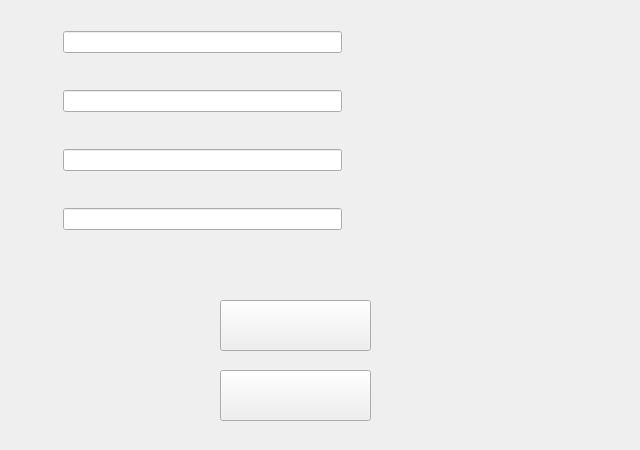
amirtosson/MGAConnect, file MGAWithSQL/dbconnectform.ui: the form before one commit.
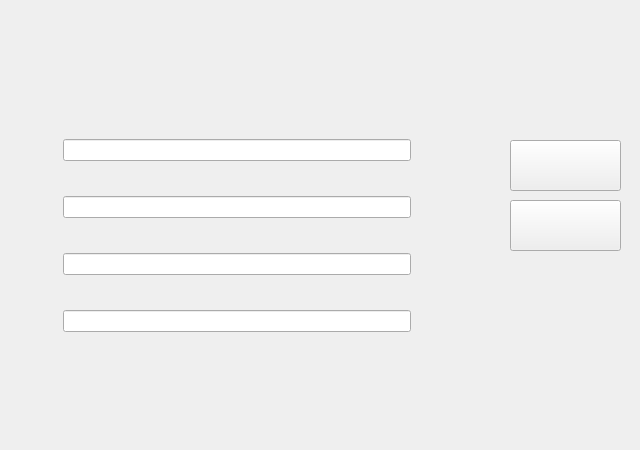
The form after the commit.

Diff of the .ui file:
```diff
--- a/MGAWithSQL/dbconnectform.ui
+++ b/MGAWithSQL/dbconnectform.ui
@@ -10,19 +10,37 @@
     <height>450</height>
    </rect>
   </property>
+  <property name="sizePolicy">
+   <sizepolicy hsizetype="Expanding" vsizetype="Expanding">
+    <horstretch>100</horstretch>
+    <verstretch>100</verstretch>
+   </sizepolicy>
+  </property>
   <property name="windowTitle">
    <string>Form</string>
   </property>
+  <property name="layoutDirection">
+   <enum>Qt::LeftToRight</enum>
+  </property>
   <widget class="QWidget" name="gridLayoutWidget">
    <property name="geometry">
     <rect>
      <x>10</x>
-     <y>0</y>
-     <width>611</width>
+     <y>100</y>
+     <width>441</width>
      <height>261</height>
     </rect>
    </property>
-   <layout class="QGridLayout" name="gridLayout">
+   <layout class="QGridLayout" name="gridLayout" columnstretch="0,0,1,0" columnminimumwidth="0,0,0,0">
+    <property name="sizeConstraint">
+     <enum>QLayout::SetDefaultConstraint</enum>
+    </property>
+    <property name="topMargin">
+     <number>10</number>
+    </property>
+    <property name="verticalSpacing">
+     <number>6</number>
+    </property>
     <item row="3" column="1">
      <spacer name="horizontalSpacer_2">
       <property name="orientation">
@@ -204,22 +222,28 @@
   <widget class="QWidget" name="databaseIconWidget" native="true">
    <property name="geometry">
     <rect>
-     <x>10</x>
-     <y>270</y>
-     <width>151</width>
-     <height>161</height>
+     <x>500</x>
+     <y>290</y>
+     <width>111</width>
+     <height>131</height>
     </rect>
    </property>
   </widget>
   <widget class="QPushButton" name="connectToDBButton">
    <property name="geometry">
     <rect>
-     <x>220</x>
-     <y>300</y>
-     <width>151</width>
+     <x>510</x>
+     <y>140</y>
+     <width>111</width>
      <height>51</height>
     </rect>
    </property>
+   <property name="sizePolicy">
+    <sizepolicy hsizetype="Expanding" vsizetype="Expanding">
+     <horstretch>0</horstretch>
+     <verstretch>0</verstretch>
+    </sizepolicy>
+   </property>
    <property name="styleSheet">
     <string notr="true"/>
    </property>
@@ -246,9 +270,9 @@
   <widget class="QPushButton" name="disconnectDBButton">
    <property name="geometry">
     <rect>
-     <x>220</x>
-     <y>370</y>
-     <width>151</width>
+     <x>510</x>
+     <y>200</y>
+     <width>111</width>
      <height>51</height>
     </rect>
    </property>
@@ -259,6 +283,22 @@
     <string/>
    </property>
   </widget>
+  <widget class="QLabel" name="dbFormLabel">
+   <property name="geometry">
+    <rect>
+     <x>10</x>
+     <y>10</y>
+     <width>611</width>
+     <height>61</height>
+    </rect>
+   </property>
+   <property name="layoutDirection">
+    <enum>Qt::LeftToRight</enum>
+   </property>
+   <property name="text">
+    <string/>
+   </property>
+  </widget>
  </widget>
  <tabstops>
   <tabstop>DBNameTextBox</tabstop>
```
